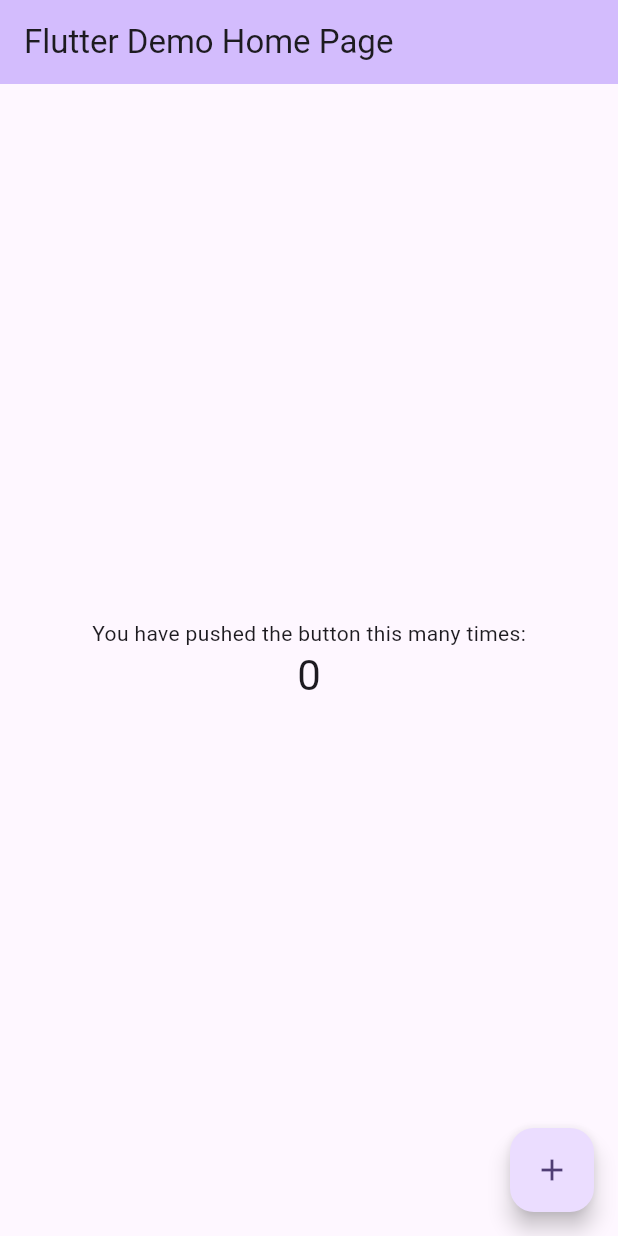
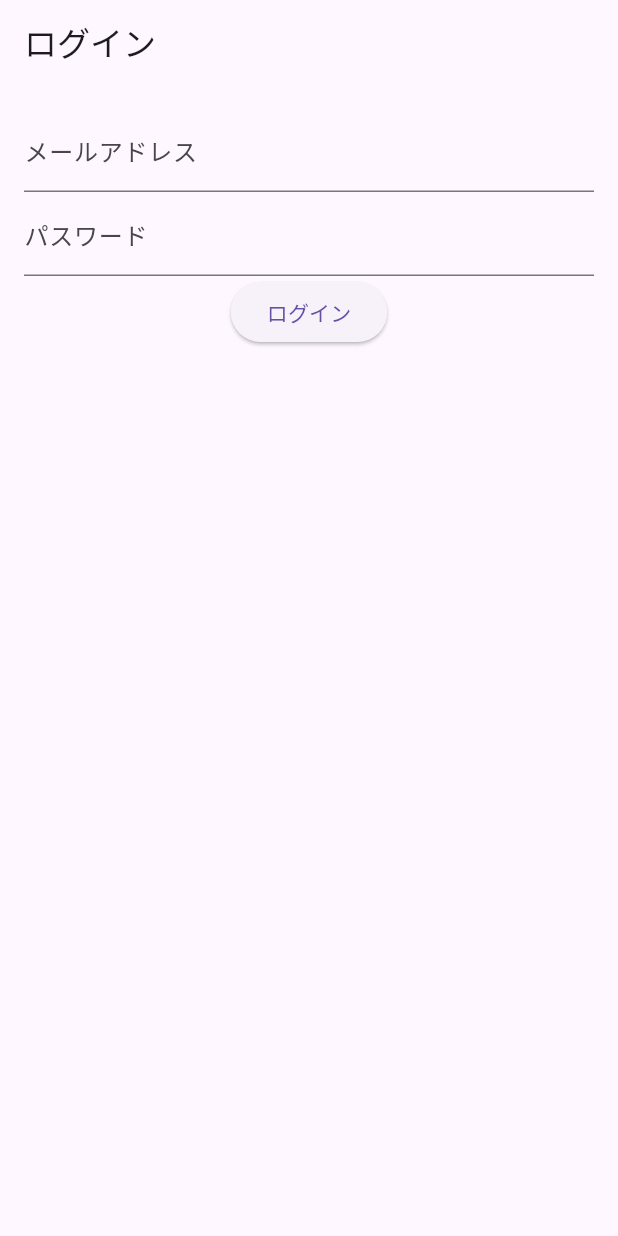
Before and after one commit to Mr-TKT/Ajari, a Flutter app: the screen it shows after launch, on a phone screen of 412 x 824 dp. Run offline on Flutter 3.47's test engine with Material 3 defaults, Android fonts, the phone set to English and light mode, and no system bars; our stand-ins replace cloud_firestore, firebase_auth, firebase_core, flutter_riverpod; accounts and stored records are empty.

Commit message:
GPTでコード生成し、エラーを修正した

```diff
--- /dev/null
+++ b/lib/Login_Page.dart
@@ -0,0 +1,53 @@
+import 'package:flutter/material.dart';
+import 'package:firebase_auth/firebase_auth.dart';
+
+class LoginPage extends StatefulWidget {
+  @override
+  _LoginPageState createState() => _LoginPageState();
+}
+
+class _LoginPageState extends State<LoginPage> {
+  final _emailController = TextEditingController();
+  final _passwordController = TextEditingController();
+
+  void _login() async {
+    try {
+      await FirebaseAuth.instance.signInWithEmailAndPassword(
+        email: _emailController.text,
+        password: _passwordController.text,
+      );
+      Navigator.pushReplacementNamed(context, '/profile');
+    } catch (e) {
+      ScaffoldMessenger.of(context).showSnackBar(
+        SnackBar(content: Text('ログインに失敗しました')),
+      );
+    }
+  }
+
+  @override
+  Widget build(BuildContext context) {
+    return Scaffold(
+      appBar: AppBar(title: Text('ログイン')),
+      body: Padding(
+        padding: EdgeInsets.all(16.0),
+        child: Column(
+          children: [
+            TextField(
+              controller: _emailController,
+              decoration: InputDecoration(labelText: 'メールアドレス'),
+            ),
+            TextField(
+              controller: _passwordController,
+              decoration: InputDecoration(labelText: 'パスワード'),
+              obscureText: true,
+            ),
+            ElevatedButton(
+              onPressed: _login,
+              child: Text('ログイン'),
+            ),
+          ],
+        ),
+      ),
+    );
+  }
+}
--- a/lib/main.dart
+++ b/lib/main.dart
@@ -1,125 +1,56 @@
 import 'package:flutter/material.dart';
+import 'package:flutter_riverpod/flutter_riverpod.dart';
+import 'package:firebase_core/firebase_core.dart';
+import 'package:firebase_auth/firebase_auth.dart';
+import 'Profile_Page.dart';
+import 'User_Registration.dart';
+import 'Request_Michijune.dart';
+import 'Login_Page.dart'; // ログインページ
 
-void main() {
-  runApp(const MyApp());
+void main() async {
+  WidgetsFlutterBinding.ensureInitialized();
+  await Firebase.initializeApp(); // Firebaseの初期化
+  runApp(ProviderScope(child: MyApp()));
 }
 
 class MyApp extends StatelessWidget {
-  const MyApp({super.key});
-
-  // This widget is the root of your application.
   @override
   Widget build(BuildContext context) {
     return MaterialApp(
       title: 'Flutter Demo',
       theme: ThemeData(
-        // This is the theme of your application.
-        //
-        // TRY THIS: Try running your application with "flutter run". You'll see
-        // the application has a purple toolbar. Then, without quitting the app,
-        // try changing the seedColor in the colorScheme below to Colors.green
-        // and then invoke "hot reload" (save your changes or press the "hot
-        // reload" button in a Flutter-supported IDE, or press "r" if you used
-        // the command line to start the app).
-        //
-        // Notice that the counter didn't reset back to zero; the application
-        // state is not lost during the reload. To reset the state, use hot
-        // restart instead.
-        //
-        // This works for code too, not just values: Most code changes can be
-        // tested with just a hot reload.
-        colorScheme: ColorScheme.fromSeed(seedColor: Colors.deepPurple),
-        useMaterial3: true,
+        primarySwatch: Colors.blue,
       ),
-      home: const MyHomePage(title: 'Flutter Demo Home Page'),
+      // 初期ルート（ログイン画面またはプロフィールページ）
+      home: AuthGate(),
+      routes: {
+        '/profile': (context) => ProfilePage(), // プロフィールページ
+        '/register': (context) => UserRegistrationPage(), // 登録ページ
+        '/request_michijune': (context) => RequestMichijunePage(), // 道じゅねー申請ページ
+      },
     );
   }
 }
 
-class MyHomePage extends StatefulWidget {
-  const MyHomePage({super.key, required this.title});
+// ログイン状態を管理して、適切なページへリダイレクトする
+class AuthGate extends ConsumerWidget {
+  @override
+  Widget build(BuildContext context, WidgetRef ref) {
+    return StreamBuilder<User?>(
+      stream: FirebaseAuth.instance.authStateChanges(),
+      builder: (context, snapshot) {
+        if (snapshot.connectionState == ConnectionState.waiting) {
+          return Scaffold(body: Center(child: CircularProgressIndicator()));
+        }
 
-  // This widget is the home page of your application. It is stateful, meaning
-  // that it has a State object (defined below) that contains fields that affect
-  // how it looks.
-
-  // This class is the configuration for the state. It holds the values (in this
-  // case the title) provided by the parent (in this case the App widget) and
-  // used by the build method of the State. Fields in a Widget subclass are
-  // always marked "final".
-
-  final String title;
-
-  @override
-  State<MyHomePage> createState() => _MyHomePageState();
-}
-
-class _MyHomePageState extends State<MyHomePage> {
-  int _counter = 0;
-
-  void _incrementCounter() {
-    setState(() {
-      // This call to setState tells the Flutter framework that something has
-      // changed in this State, which causes it to rerun the build method below
-      // so that the display can reflect the updated values. If we changed
-      // _counter without calling setState(), then the build method would not be
-      // called again, and so nothing would appear to happen.
-      _counter++;
-    });
-  }
-
-  @override
-  Widget build(BuildContext context) {
-    // This method is rerun every time setState is called, for instance as done
-    // by the _incrementCounter method above.
-    //
-    // The Flutter framework has been optimized to make rerunning build methods
-    // fast, so that you can just rebuild anything that needs updating rather
-    // than having to individually change instances of widgets.
-    return Scaffold(
-      appBar: AppBar(
-        // TRY THIS: Try changing the color here to a specific color (to
-        // Colors.amber, perhaps?) and trigger a hot reload to see the AppBar
-        // change color while the other colors stay the same.
-        backgroundColor: Theme.of(context).colorScheme.inversePrimary,
-        // Here we take the value from the MyHomePage object that was created by
-        // the App.build method, and use it to set our appbar title.
-        title: Text(widget.title),
-      ),
-      body: Center(
-        // Center is a layout widget. It takes a single child and positions it
-        // in the middle of the parent.
-        child: Column(
-          // Column is also a layout widget. It takes a list of children and
-          // arranges them vertically. By default, it sizes itself to fit its
-          // children horizontally, and tries to be as tall as its parent.
-          //
-          // Column has various properties to control how it sizes itself and
-          // how it positions its children. Here we use mainAxisAlignment to
-          // center the children vertically; the main axis here is the vertical
-          // axis because Columns are vertical (the cross axis would be
-          // horizontal).
-          //
-          // TRY THIS: Invoke "debug painting" (choose the "Toggle Debug Paint"
-          // action in the IDE, or press "p" in the console), to see the
-          // wireframe for each widget.
-          mainAxisAlignment: MainAxisAlignment.center,
-          children: <Widget>[
-            const Text(
-              'You have pushed the button this many times:',
-            ),
-            Text(
-              '$_counter',
-              style: Theme.of(context).textTheme.headlineMedium,
-            ),
-          ],
-        ),
-      ),
-      floatingActionButton: FloatingActionButton(
-        onPressed: _incrementCounter,
-        tooltip: 'Increment',
-        child: const Icon(Icons.add),
-      ), // This trailing comma makes auto-formatting nicer for build methods.
+        if (snapshot.hasData) {
+          // ユーザーがログインしている場合、プロフィールページへ
+          return ProfilePage();
+        } else {
+          // ログインしていない場合、ログインページへ
+          return LoginPage();
+        }
+      },
     );
   }
 }
--- a/pubspec.yaml
+++ b/pubspec.yaml
@@ -35,6 +35,11 @@ dependencies:
   # The following adds the Cupertino Icons font to your application.
   # Use with the CupertinoIcons class for iOS style icons.
   cupertino_icons: ^1.0.6
+  firebase_core: ^3.4.0
+  firebase_auth: ^5.2.0
+  cloud_firestore: ^5.4.0
+  riverpod: ^2.5.1
+  flutter_riverpod: ^2.5.1
 
 dev_dependencies:
   flutter_test:
```
Also changed, not shown: lib/Profile_Page.dart (added, +55 -0 lines), lib/Request_Michijune.dart (added, +54 -0 lines), lib/User_Registration.dart (added, +60 -0 lines), pubspec.lock, 10 other files.
